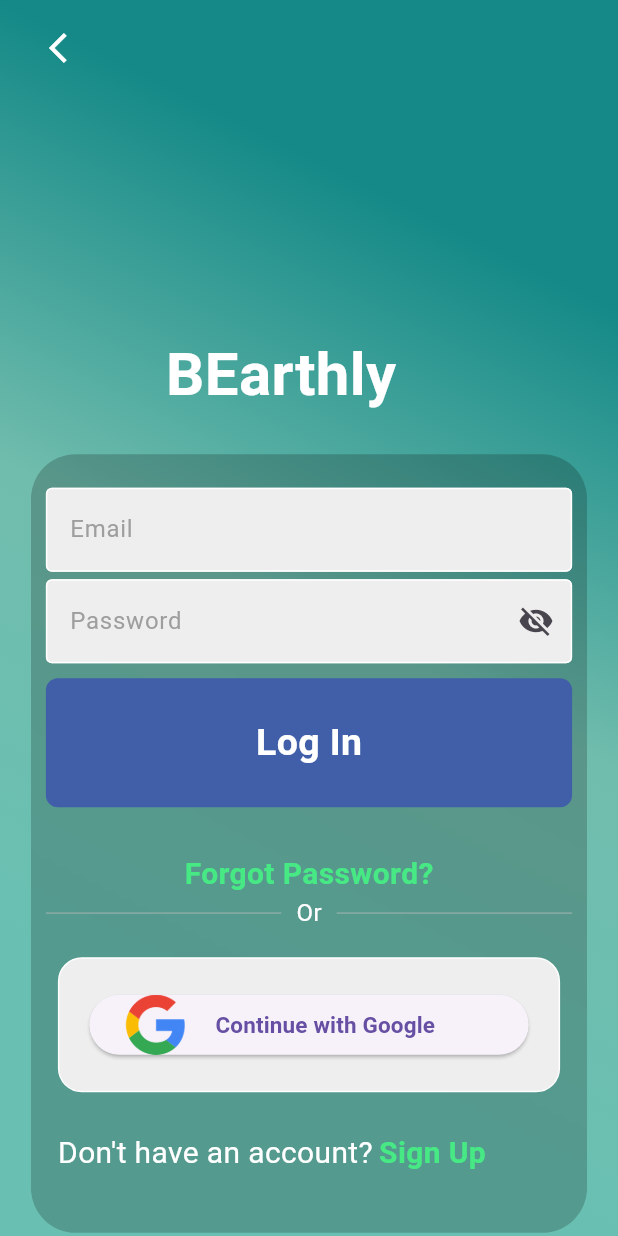
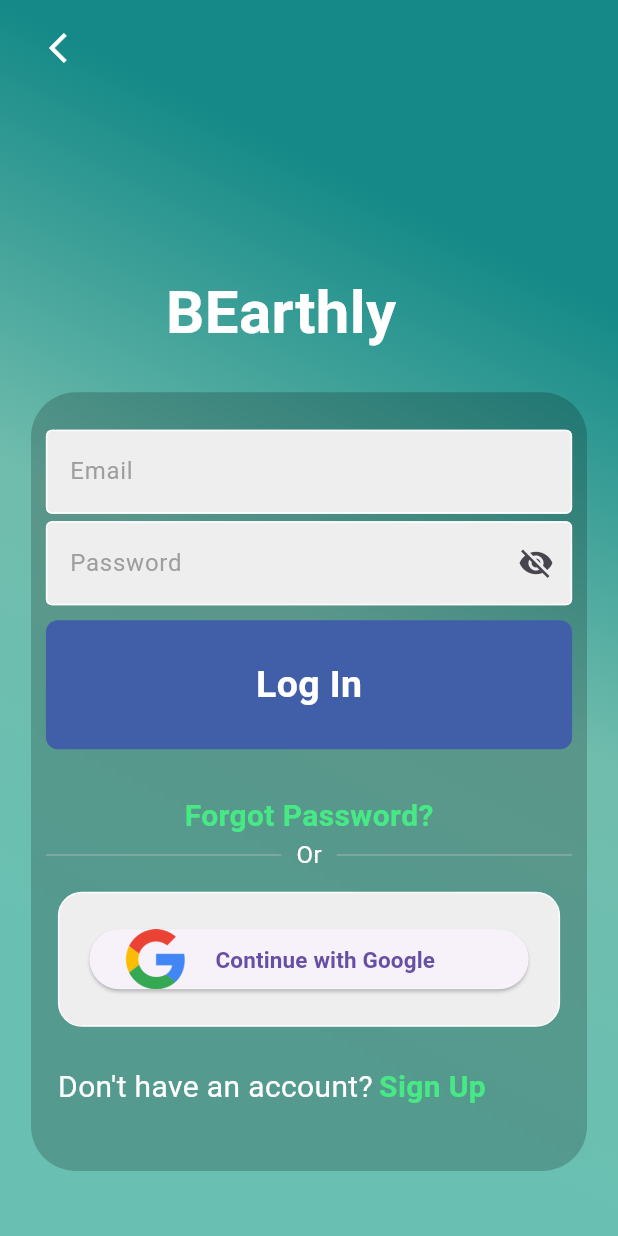
Before and after one commit to AartiDevkar/BEarthly, a Flutter app: the LoginPage screen opened by its route, on a phone screen of 412 x 824 dp. Run offline on Flutter 3.47's test engine with Material 3 defaults, Android fonts, the phone set to English and light mode, and no system bars; our stand-ins replace cloud_firestore, firebase_auth, firebase_core, fl_chart, google_sign_in, percent_indicator and 2 more; accounts and stored records are empty.

```diff
--- a/lib/connect_pages/settings.dart
+++ b/lib/connect_pages/settings.dart
@@ -94,7 +94,7 @@ class _SettingsPageState extends State<SettingsPage> {
               },
               child: const Row(
                 children: [
-                  Icon(Icons.history),
+                  Icon(Icons.edit),
                   SizedBox(width: 8.0),
                   Text('Edit Profile'),
                 ],
@@ -114,7 +114,7 @@ class _SettingsPageState extends State<SettingsPage> {
               },
               child: const Row(
                 children: [
-                  Icon(Icons.history),
+                  Icon(Icons.notifications_none),
                   SizedBox(width: 8.0),
                   Text('Notifications'),
                 ],
@@ -126,7 +126,7 @@ class _SettingsPageState extends State<SettingsPage> {
               },
               child: const Row(
                 children: [
-                  Icon(Icons.feedback),
+                  Icon(Icons.feedback_outlined),
                   SizedBox(width: 8.0),
                   Text('Give Feedback'),
                 ],
--- a/lib/sign_up_pages/pages/login_page.dart
+++ b/lib/sign_up_pages/pages/login_page.dart
@@ -140,7 +140,7 @@ class _LoginPageState extends State<LoginPage> {
                     color: Colors.white,
                     onPressed: () {},
                   ),
-                  SizedBox(height: MediaQuery.of(context).size.height * 0.2),
+                  SizedBox(height: MediaQuery.of(context).size.height * 0.15),
                   Container(
                     padding: const EdgeInsets.symmetric(horizontal: 90),
                     child: const Text("BEarthly",
@@ -245,10 +245,6 @@ class _LoginPageState extends State<LoginPage> {
                                     mainAxisSize: MainAxisSize.min,
                                     mainAxisAlignment: MainAxisAlignment.center,
                                     children: [
-                                      // facebook button
-
-                                      SizedBox(height: 5),
-
                                       // google button
                                       SquareTile(
                                         imagePath: 'assets/images/google.png',
```
Also changed, not shown: 4 other files.
